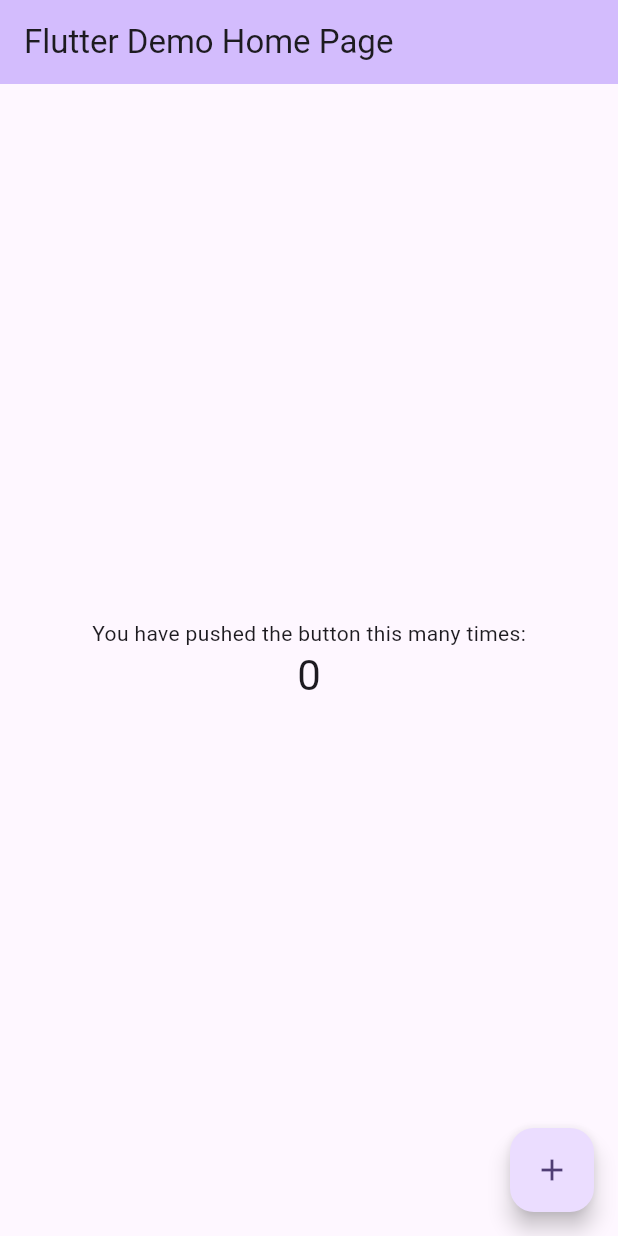
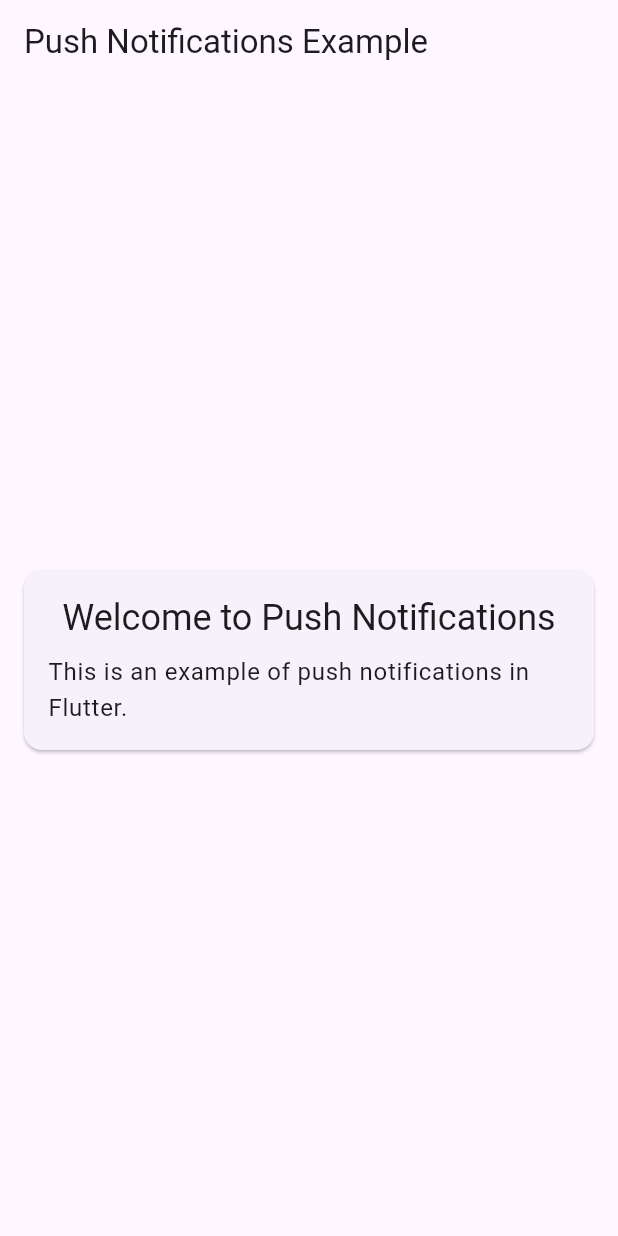
Before and after one commit to OrlandoEduardo101/background_push_notification, a Flutter app: the screen it shows after launch, on a phone screen of 412 x 824 dp. Run offline on Flutter 3.47's test engine with Material 3 defaults, Android fonts, the phone set to English and light mode, and no system bars; our stand-ins replace firebase_core, firebase_messaging, flutter_local_notifications; accounts and stored records are empty; generated files the repository leaves out were written again; statements that could not run were skipped.

Commit message:
refactor ui

```diff
--- a/lib/main.dart
+++ b/lib/main.dart
@@ -5,6 +5,7 @@ import 'package:flutter_local_notifications/flutter_local_notifications.dart';
 
 import 'services/firebase_messaging_listener.dart';
 import 'services/local_push_notification_service.dart';
+import 'ui/home_page.dart';
 
 final FlutterLocalNotificationsPlugin flutterLocalNotificationsPlugin = FlutterLocalNotificationsPlugin();
 final firebaseMessagingListener = FirebaseMessagingListener();
@@ -12,14 +13,12 @@ final firebaseMessagingListener = FirebaseMessagingListener();
 Future<void> main() async {
   WidgetsFlutterBinding.ensureInitialized();
 
-  //Init firebase and FCM
-
+  // Init firebase and FCM
   await Firebase.initializeApp(options: DefaultFirebaseOptions.currentPlatform);
   firebaseMessagingListener.setOnbackgroundMessage();
   await firebaseMessagingListener.registerNotification();
 
-  //init local pushes
-
+  // Init local pushes
   final ILocalPushNotificationService localPushNotificationService =
       LocalPushNotificationService(flutterLocalNotificationsPlugin: flutterLocalNotificationsPlugin);
 
@@ -32,125 +31,14 @@ Future<void> main() async {
 class MyApp extends StatelessWidget {
   const MyApp({super.key});
 
-  // This widget is the root of your application.
   @override
   Widget build(BuildContext context) {
     return MaterialApp(
-      title: 'Flutter Demo',
+      title: 'Flutter Push Notifications',
       theme: ThemeData(
-        // This is the theme of your application.
-        //
-        // TRY THIS: Try running your application with "flutter run". You'll see
-        // the application has a purple toolbar. Then, without quitting the app,
-        // try changing the seedColor in the colorScheme below to Colors.green
-        // and then invoke "hot reload" (save your changes or press the "hot
-        // reload" button in a Flutter-supported IDE, or press "r" if you used
-        // the command line to start the app).
-        //
-        // Notice that the counter didn't reset back to zero; the application
-        // state is not lost during the reload. To reset the state, use hot
-        // restart instead.
-        //
-        // This works for code too, not just values: Most code changes can be
-        // tested with just a hot reload.
-        colorScheme: ColorScheme.fromSeed(seedColor: Colors.deepPurple),
-        useMaterial3: true,
+        primarySwatch: Colors.blue,
       ),
-      home: const MyHomePage(title: 'Flutter Demo Home Page'),
+      home: const HomePage(),
     );
   }
 }
-
-class MyHomePage extends StatefulWidget {
-  const MyHomePage({super.key, required this.title});
-
-  // This widget is the home page of your application. It is stateful, meaning
-  // that it has a State object (defined below) that contains fields that affect
-  // how it looks.
-
-  // This class is the configuration for the state. It holds the values (in this
-  // case the title) provided by the parent (in this case the App widget) and
-  // used by the build method of the State. Fields in a Widget subclass are
-  // always marked "final".
-
-  final String title;
-
-  @override
-  State<MyHomePage> createState() => _MyHomePageState();
-}
-
-class _MyHomePageState extends State<MyHomePage> {
-  int _counter = 0;
-
-  @override
-  void initState() {
-    super.initState();
-    firebaseMessagingListener.listenToken();
-  }
-
-  void _incrementCounter() {
-    setState(() {
-      // This call to setState tells the Flutter framework that something has
-      // changed in this State, which causes it to rerun the build method below
-      // so that the display can reflect the updated values. If we changed
-      // _counter without calling setState(), then the build method would not be
-      // called again, and so nothing would appear to happen.
-      _counter++;
-    });
-  }
-
-  @override
-  Widget build(BuildContext context) {
-    // This method is rerun every time setState is called, for instance as done
-    // by the _incrementCounter method above.
-    //
-    // The Flutter framework has been optimized to make rerunning build methods
-    // fast, so that you can just rebuild anything that needs updating rather
-    // than having to individually change instances of widgets.
-    return Scaffold(
-      appBar: AppBar(
-        // TRY THIS: Try changing the color here to a specific color (to
-        // Colors.amber, perhaps?) and trigger a hot reload to see the AppBar
-        // change color while the other colors stay the same.
-        backgroundColor: Theme.of(context).colorScheme.inversePrimary,
-        // Here we take the value from the MyHomePage object that was created by
-        // the App.build method, and use it to set our appbar title.
-        title: Text(widget.title),
-      ),
-      body: Center(
-        // Center is a layout widget. It takes a single child and positions it
-        // in the middle of the parent.
-        child: Column(
-          // Column is also a layout widget. It takes a list of children and
-          // arranges them vertically. By default, it sizes itself to fit its
-          // children horizontally, and tries to be as tall as its parent.
-          //
-          // Column has various properties to control how it sizes itself and
-          // how it positions its children. Here we use mainAxisAlignment to
-          // center the children vertically; the main axis here is the vertical
-          // axis because Columns are vertical (the cross axis would be
-          // horizontal).
-          //
-          // TRY THIS: Invoke "debug painting" (choose the "Toggle Debug Paint"
-          // action in the IDE, or press "p" in the console), to see the
-          // wireframe for each widget.
-          mainAxisAlignment: MainAxisAlignment.center,
-          children: <Widget>[
-            const Text(
-              'You have pushed the button this many times:',
-            ),
-            Text(
-              '$_counter',
-              style: Theme.of(context).textTheme.headlineMedium,
-            ),
-          ],
-        ),
-      ),
-      floatingActionButton: FloatingActionButton(
-        onPressed: _incrementCounter,
-        tooltip: 'Increment',
-        child: const Icon(Icons.add),
-      ), // This trailing comma makes auto-formatting nicer for build methods.
-    );
-  }
-}
--- /dev/null
+++ b/lib/ui/home_page.dart
@@ -0,0 +1,27 @@
+import 'package:flutter/material.dart';
+
+import 'widgets/notification_widget.dart';
+
+class HomePage extends StatelessWidget {
+  const HomePage({super.key});
+
+  @override
+  Widget build(BuildContext context) {
+    return Scaffold(
+      appBar: AppBar(
+        title: const Text('Push Notifications Example'),
+      ),
+      body: const Center(
+        child: Column(
+          mainAxisAlignment: MainAxisAlignment.center,
+          children: [
+            NotificationWidget(
+              title: 'Welcome to Push Notifications',
+              message: 'This is an example of push notifications in Flutter.',
+            ),
+          ],
+        ),
+      ),
+    );
+  }
+}
--- /dev/null
+++ b/lib/ui/widgets/notification_widget.dart
@@ -0,0 +1,36 @@
+import 'package:flutter/material.dart';
+
+class NotificationWidget extends StatelessWidget {
+  final String title;
+  final String message;
+
+  const NotificationWidget({
+    super.key,
+    required this.title,
+    required this.message,
+  });
+
+  @override
+  Widget build(BuildContext context) {
+    return Card(
+      margin: const EdgeInsets.all(16.0),
+      child: Padding(
+        padding: const EdgeInsets.all(16.0),
+        child: Column(
+          mainAxisSize: MainAxisSize.min,
+          children: [
+            Text(
+              title,
+              style: Theme.of(context).textTheme.headlineSmall,
+            ),
+            const SizedBox(height: 8.0),
+            Text(
+              message,
+              style: Theme.of(context).textTheme.bodyLarge,
+            ),
+          ],
+        ),
+      ),
+    );
+  }
+}
```
Also changed, not shown: 1 other file.
